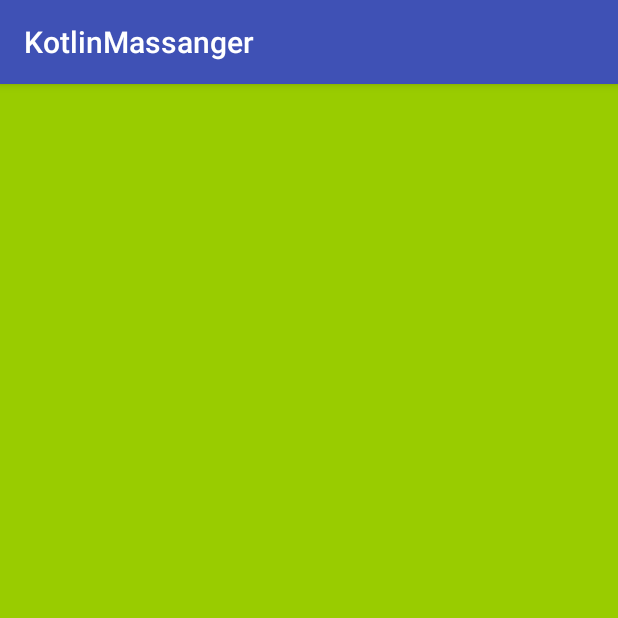
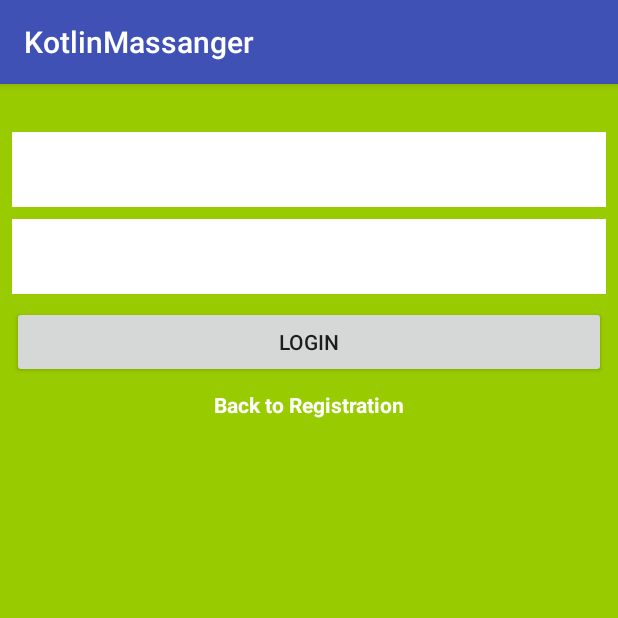
Before and after one commit to boardguy1024/KotlinFirebaseMassenger, an Android app: the LoginActivity screen opened directly, with no data from a screen before it, on a phone screen of 412 x 824 dp, the top half of it. Run offline under Robolectric (Android 15) with nearby library versions, the phone set to English and light mode, and no system bars.

```diff
--- a/app/build.gradle
+++ b/app/build.gradle
@@ -30,4 +30,8 @@ dependencies {
     testImplementation 'junit:junit:4.12'
     androidTestImplementation 'com.android.support.test:runner:1.0.2'
     androidTestImplementation 'com.android.support.test.espresso:espresso-core:3.0.2'
+
+    implementation 'com.google.firebase:firebase-core:16.0.1'
 }
+
+apply plugin: 'com.google.gms.google-services'
--- a/app/src/main/java/com/example/parkkyungsuk/kotlinmassanger/LoginActivity.kt
+++ b/app/src/main/java/com/example/parkkyungsuk/kotlinmassanger/LoginActivity.kt
@@ -2,11 +2,16 @@ package com.example.parkkyungsuk.kotlinmassanger
 
 import android.os.Bundle
 import android.support.v7.app.AppCompatActivity
+import kotlinx.android.synthetic.main.activity_login.*
 
 class LoginActivity: AppCompatActivity() {
 
     override fun onCreate(savedInstanceState: Bundle?) {
         super.onCreate(savedInstanceState)
         setContentView(R.layout.activity_login)
+
+        textView_backToRegistration.setOnClickListener {
+            finish()
+        }
     }
 }
--- a/app/src/main/res/layout/activity_login.xml
+++ b/app/src/main/res/layout/activity_login.xml
@@ -1,7 +1,62 @@
 <?xml version="1.0" encoding="utf-8"?>
 <android.support.constraint.ConstraintLayout xmlns:android="http://schemas.android.com/apk/res/android"
+    xmlns:app="http://schemas.android.com/apk/res-auto"
+    xmlns:tools="http://schemas.android.com/tools"
     android:layout_width="match_parent"
     android:layout_height="match_parent"
     android:background="@android:color/holo_green_light">
 
+    <EditText
+        android:id="@+id/editText_email_loginActivity"
+        android:layout_width="0dp"
+        android:layout_height="50dp"
+        android:layout_marginEnd="8dp"
+        android:layout_marginLeft="8dp"
+        android:layout_marginRight="8dp"
+        android:layout_marginStart="8dp"
+        android:layout_marginTop="32dp"
+        android:background="@android:color/white"
+        android:ems="10"
+        android:inputType="textEmailAddress"
+        app:layout_constraintEnd_toEndOf="parent"
+        app:layout_constraintStart_toStartOf="parent"
+        app:layout_constraintTop_toTopOf="parent" />
+
+    <EditText
+        android:id="@+id/editText_password_loginActivity"
+        android:layout_width="0dp"
+        android:layout_height="50dp"
+        android:layout_marginTop="8dp"
+        android:background="@android:color/white"
+        android:ems="10"
+        android:inputType="textPassword"
+        app:layout_constraintEnd_toEndOf="@+id/editText_email_loginActivity"
+        app:layout_constraintStart_toStartOf="@+id/editText_email_loginActivity"
+        app:layout_constraintTop_toBottomOf="@+id/editText_email_loginActivity" />
+
+    <Button
+        android:id="@+id/button_login_loginActivity"
+        android:layout_width="0dp"
+        android:layout_height="wrap_content"
+        android:layout_marginTop="8dp"
+        android:text="LOGIN"
+        app:layout_constraintEnd_toEndOf="@+id/editText_password_loginActivity"
+        app:layout_constraintStart_toStartOf="@+id/editText_password_loginActivity"
+        app:layout_constraintTop_toBottomOf="@+id/editText_password_loginActivity" />
+
+    <TextView
+        android:id="@+id/textView_backToRegistration"
+        android:layout_width="wrap_content"
+        android:layout_height="wrap_content"
+        android:layout_marginEnd="8dp"
+        android:layout_marginLeft="8dp"
+        android:layout_marginRight="8dp"
+        android:layout_marginStart="8dp"
+        android:layout_marginTop="8dp"
+        android:text="Back to Registration"
+        android:textColor="@android:color/white"
+        android:textStyle="bold"
+        app:layout_constraintEnd_toEndOf="@+id/button_login_loginActivity"
+        app:layout_constraintStart_toStartOf="@+id/button_login_loginActivity"
+        app:layout_constraintTop_toBottomOf="@+id/button_login_loginActivity" />
 </android.support.constraint.ConstraintLayout>
--- a/build.gradle
+++ b/build.gradle
@@ -10,6 +10,8 @@ buildscript {
         classpath 'com.android.tools.build:gradle:3.1.4'
         classpath "org.jetbrains.kotlin:kotlin-gradle-plugin:$kotlin_version"
 
+        classpath 'com.google.gms:google-services:4.0.1' // google-services plugin
+
         // NOTE: Do not place your application dependencies here; they belong
         // in the individual module build.gradle files
     }
@@ -19,6 +21,7 @@ allprojects {
     repositories {
         google()
         jcenter()
+
     }
 }
 
```
Also changed, not shown: 1 other file.
